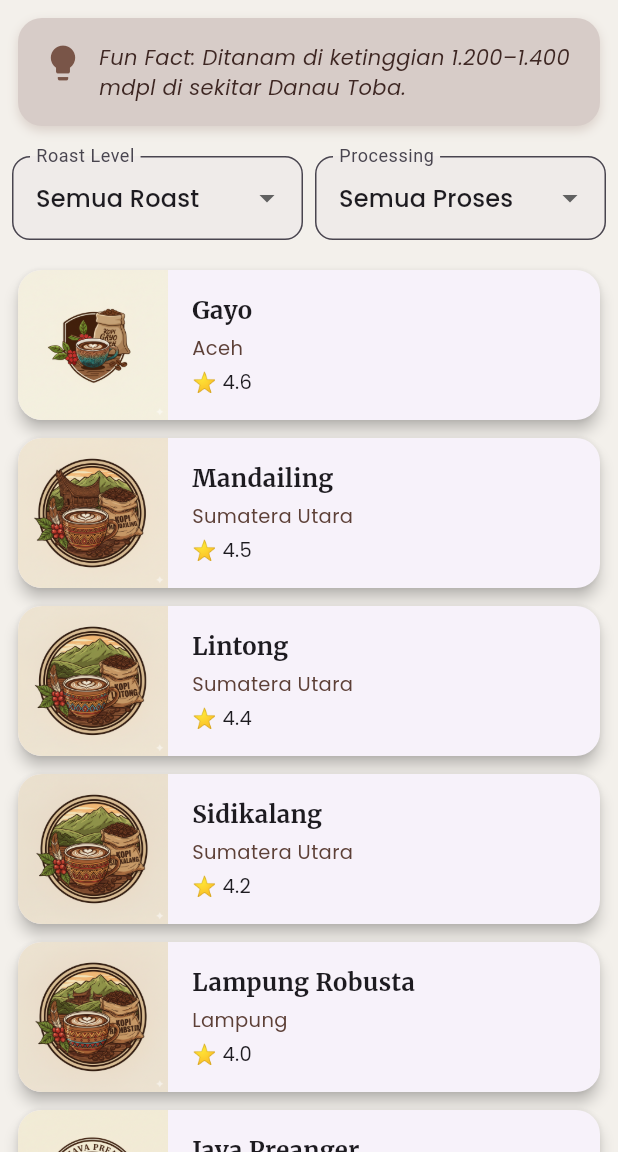
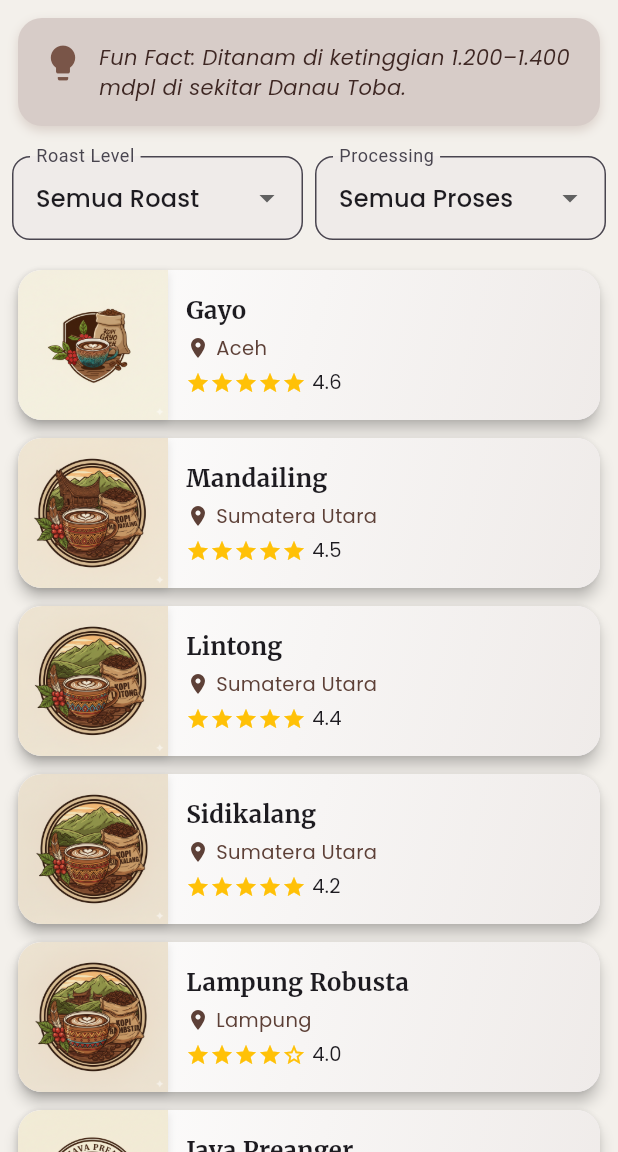
Before and after one commit to Apissr/ENSIKLOPEDIA-KOPI, a Flutter app: the HomePage screen opened directly with empty values, on a phone screen of 412 x 824 dp, the part 84-1236 px from its top. Run offline on Flutter 3.47's test engine with Material 3 defaults, Android fonts, the light colour scheme and no system bars; drawn by our look-alikes of flutter_animate; our stand-ins replace google_fonts, loading_animation_widget.

Commit message:
push library

```diff
--- a/lib/detail_page.dart
+++ b/lib/detail_page.dart
@@ -1,4 +1,3 @@
-// lib/detail_page.dart
 import 'package:flutter/material.dart';
 import 'package:google_fonts/google_fonts.dart';
 import 'models/kopi.dart';
--- a/lib/home_page.dart
+++ b/lib/home_page.dart
@@ -5,7 +5,8 @@ import 'models/kopi.dart';
 import 'detail_page.dart';
 import 'dummy_data.dart';
 import 'dart:math';
-import 'login_page.dart'; // ✅ tambahkan import login page
+import 'login_page.dart'; //
+import 'package:flutter_animate/flutter_animate.dart';
 
 class HomePage extends StatefulWidget {
   final String username;
@@ -178,30 +179,53 @@ class _HomePageState extends State<HomePage> {
   ),
   elevation: 4,
   margin: const EdgeInsets.only(bottom: 12),
+  child: Container(
+    decoration: BoxDecoration(
+      borderRadius: BorderRadius.circular(16),
+      gradient: LinearGradient(
+        begin: Alignment.topLeft,
+        end: Alignment.bottomRight,
+        colors: [
+          Colors.white,
+          Colors.brown.shade50,
+        ],
+      ),
+    ),
     child: Row(
       children: [
         Hero(
-                          tag: 'kopi_${kopi.nama}_${index}', // unik tiap item
+          tag: 'kopi_${kopi.nama}_${index}',
+          child: Container(
+            width: 100,
+            height: 100,
+            decoration: BoxDecoration(
+              borderRadius: const BorderRadius.horizontal(
+                left: Radius.circular(16),
+              ),
+              boxShadow: [
+                BoxShadow(
+                  color: Colors.black.withOpacity(0.1),
+                  blurRadius: 4,
+                  offset: const Offset(0, 2),
+                ),
+              ],
+            ),
             child: ClipRRect(
               borderRadius: const BorderRadius.horizontal(
                 left: Radius.circular(16),
               ),
               child: Image.asset(
                 kopi.gambar,
-                              width: 100,
-                              height: 100,
                 fit: BoxFit.cover,
                 errorBuilder: (context, error, stackTrace) =>
-                              const Icon(Icons.local_cafe,
-                                  size: 60, color: Colors.brown),
+                    Icon(Icons.local_cafe, size: 60, color: Colors.brown[300]),
               ),
             ),
           ),
-                        const SizedBox(width: 12),
+        ),
         Expanded(
           child: Padding(
-                            padding: const EdgeInsets.symmetric(
-                                vertical: 12, horizontal: 4),
+            padding: const EdgeInsets.all(12),
             child: Column(
               crossAxisAlignment: CrossAxisAlignment.start,
               children: [
@@ -211,23 +235,35 @@ class _HomePageState extends State<HomePage> {
                     fontWeight: FontWeight.bold,
                     fontSize: 16,
                   ),
-                                  maxLines: 1,
-                                  overflow: TextOverflow.ellipsis,
                 ),
                 const SizedBox(height: 4),
+                Row(
+                  children: [
+                    Icon(Icons.location_on, size: 16, color: Colors.brown[700]),
+                    const SizedBox(width: 4),
                     Text(
                       kopi.asal,
                       style: GoogleFonts.poppins(
                         fontSize: 13,
                         color: Colors.brown[700],
                       ),
-                                  maxLines: 1,
-                                  overflow: TextOverflow.ellipsis,
+                    ),
+                  ],
                 ),
                 const SizedBox(height: 4),
+                Row(
+                  children: [
+                    ...List.generate(5, (index) => Icon(
+                      index < kopi.rating ? Icons.star : Icons.star_border,
+                      size: 16,
+                      color: Colors.amber,
+                    )),
+                    const SizedBox(width: 4),
                     Text(
-                                  "⭐ ${kopi.rating}",
+                      kopi.rating.toString(),
                       style: GoogleFonts.poppins(fontSize: 13),
+                    ),
+                  ],
                 ),
               ],
             ),
@@ -236,6 +272,9 @@ class _HomePageState extends State<HomePage> {
       ],
     ),
   ),
+).animate()
+  .fadeIn()
+  .slideX(begin: -30, end: 0, delay: Duration(milliseconds: index * 100)),
                 );
               },
             ),
--- a/lib/main.dart
+++ b/lib/main.dart
@@ -16,6 +16,7 @@ class MyApp extends StatelessWidget {
       title: 'Login App',
       theme: ThemeData(primarySwatch: Colors.indigo),
       home: const SplashScreen(),
+
     );
   }
 }
```
Also changed, not shown: lib/splash_screen.dart (+41 -33 lines), pubspec.yaml (+5 -5 lines), pubspec.lock. Lines whose indentation alone changed are shown as unchanged.
